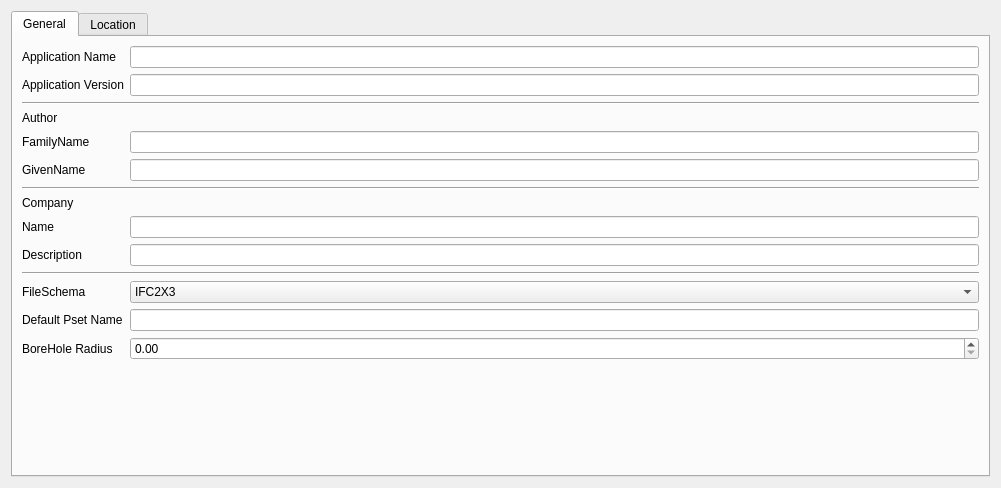
First picture: the form in boreholeGUI/module/settings/qt/Widget.ui, repository c-mellueh/IfcBorehole, before the edit.
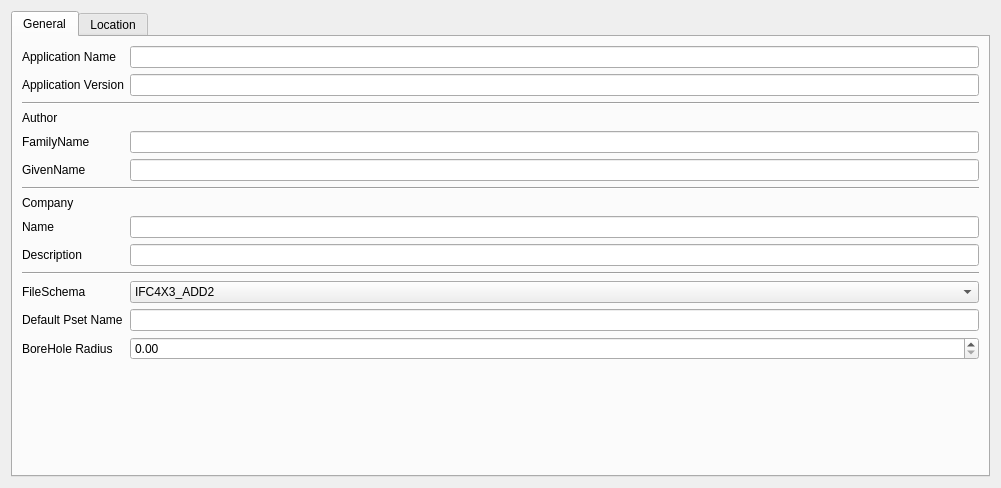
Second picture: the form after the edit.

Patch:
```diff
--- a/boreholeGUI/module/settings/qt/Widget.ui
+++ b/boreholeGUI/module/settings/qt/Widget.ui
@@ -131,16 +131,6 @@
                                     <property name="currentText">
                                         <string>IFC4X3_ADD2</string>
                                     </property>
-                                    <item>
-                                        <property name="text">
-                                            <string>IFC2X3</string>
-                                        </property>
-                                    </item>
-                                    <item>
-                                        <property name="text">
-                                            <string>IFC4</string>
-                                        </property>
-                                    </item>
                                     <item>
                                         <property name="text">
                                             <string>IFC4X3_ADD2</string>
```
Left out of the diff: 10 changed lines with no effect on the pictures. Lines whose indentation alone changed are shown as unchanged.
